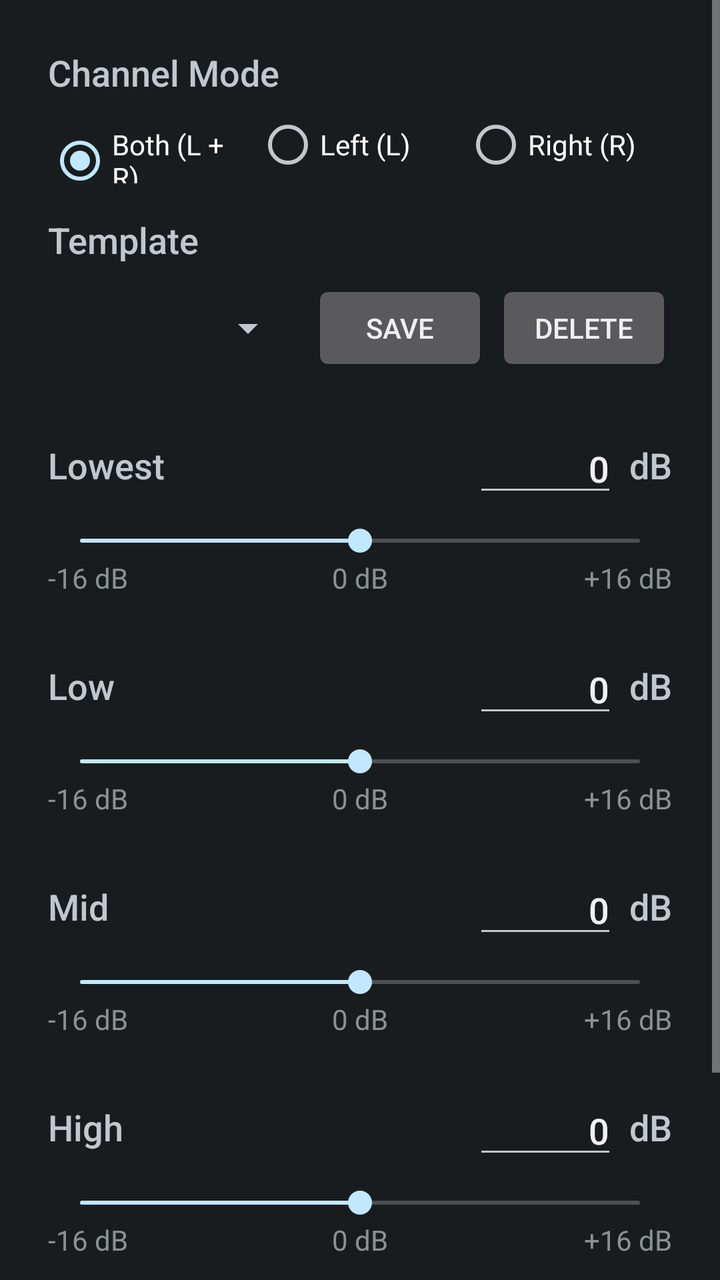
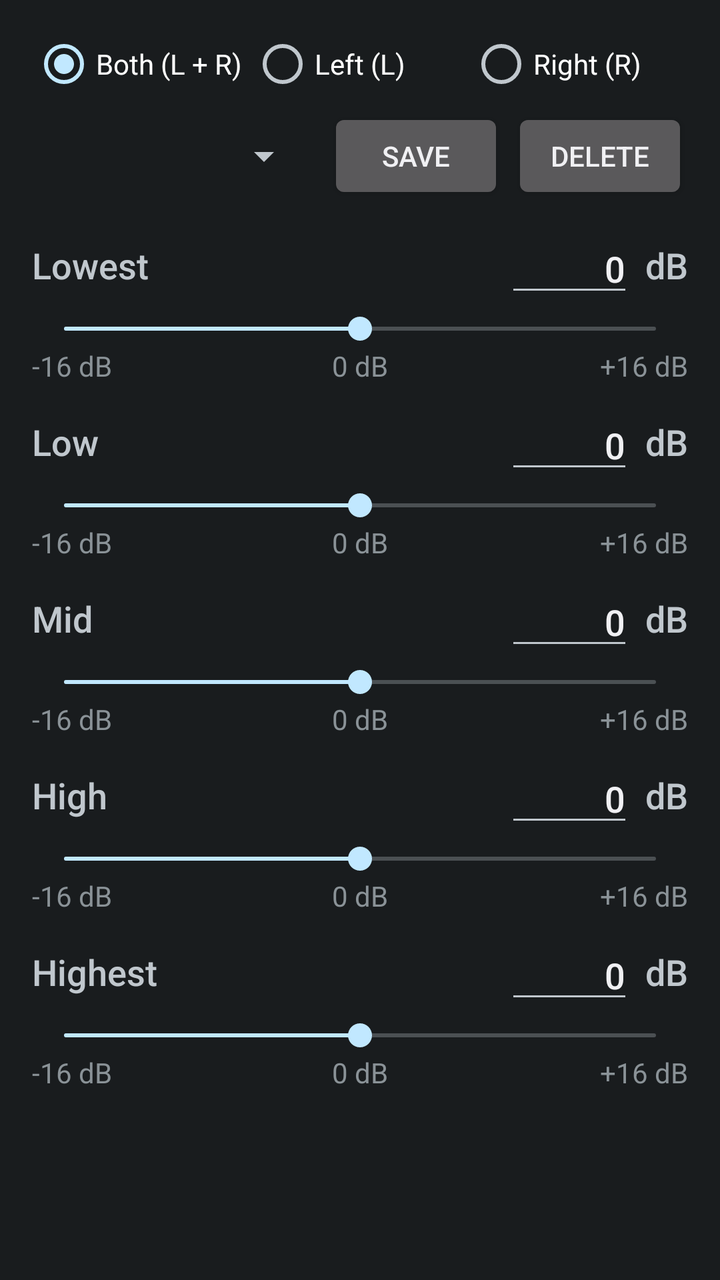

Screens rendered from an Android XML layout before and after an edit, with the pre-edit source and the edit as a unified diff.
<!-- AndroidManifest.xml: application theme android:Theme.DeviceDefault -->
<!-- res/layout/activity_main.xml -->
<?xml version="1.0" encoding="utf-8"?>
<ScrollView xmlns:android="http://schemas.android.com/apk/res/android"
    android:layout_width="match_parent"
    android:layout_height="match_parent"
    android:fillViewport="true">

    <LinearLayout
        android:layout_width="match_parent"
        android:layout_height="wrap_content"
        android:orientation="vertical"
        android:padding="24dp">

        
        <TextView
            style="?android:attr/textAppearanceMedium"
            android:layout_width="wrap_content"
            android:layout_height="wrap_content"
            android:text="@string/channel_label" />

        <RadioGroup
            android:id="@+id/radio_group_channel"
            android:layout_width="match_parent"
            android:layout_height="wrap_content"
            android:layout_marginTop="8dp"
            android:orientation="horizontal">

            <RadioButton
                android:id="@+id/radio_channel_both"
                android:layout_width="0dp"
                android:layout_height="wrap_content"
                android:layout_weight="1"
                android:checked="true"
                android:text="@string/channel_both" />

            <RadioButton
                android:id="@+id/radio_channel_left"
                android:layout_width="0dp"
                android:layout_height="wrap_content"
                android:layout_weight="1"
                android:text="@string/channel_left" />

            <RadioButton
                android:id="@+id/radio_channel_right"
                android:layout_width="0dp"
                android:layout_height="wrap_content"
                android:layout_weight="1"
                android:text="@string/channel_right" />
        </RadioGroup>

        
        <TextView
            style="?android:attr/textAppearanceMedium"
            android:layout_width="wrap_content"
            android:layout_height="wrap_content"
            android:layout_marginTop="16dp"
            android:text="@string/preset_label" />

        <LinearLayout
            android:layout_width="match_parent"
            android:layout_height="wrap_content"
            android:layout_marginTop="8dp"
            android:gravity="center_vertical"
            android:orientation="horizontal">

            <Spinner
                android:id="@+id/spinner_presets"
                android:layout_width="0dp"
                android:layout_height="wrap_content"
                android:layout_weight="1" />

            <Button
                android:id="@+id/btn_save_template"
                android:layout_width="wrap_content"
                android:layout_height="wrap_content"
                android:layout_marginStart="8dp"
                android:text="@string/save_template" />

            <Button
                android:id="@+id/btn_delete_template"
                android:layout_width="wrap_content"
                android:layout_height="wrap_content"
                android:layout_marginStart="4dp"
                android:text="@string/delete_template" />
        </LinearLayout>

        
        <LinearLayout
            android:layout_width="match_parent"
            android:layout_height="wrap_content"
            android:layout_marginTop="24dp"
            android:gravity="center_vertical"
            android:orientation="horizontal">

            <TextView
                android:id="@+id/text_lowest_label"
                style="?android:attr/textAppearanceMedium"
                android:layout_width="0dp"
                android:layout_height="wrap_content"
                android:layout_weight="1"
                android:text="@string/band_lowest_label" />

            <EditText
                android:id="@+id/edit_lowest_db"
                android:layout_width="72dp"
                android:layout_height="wrap_content"
                android:gravity="end"
                android:hint="@string/input_hint"
                android:imeOptions="actionDone"
                android:importantForAutofill="no"
                android:inputType="numberSigned"
                android:maxLength="3"
                android:singleLine="true"
                android:text="0" />

            <TextView
                style="?android:attr/textAppearanceMedium"
                android:layout_width="wrap_content"
                android:layout_height="wrap_content"
                android:layout_marginStart="6dp"
                android:text="@string/db_unit" />
        </LinearLayout>

        <SeekBar
            android:id="@+id/seek_lowest"
            android:layout_width="match_parent"
            android:layout_height="wrap_content"
            android:layout_marginTop="8dp"
            android:max="32"
            android:progress="16" />

        <LinearLayout
            android:layout_width="match_parent"
            android:layout_height="wrap_content"
            android:orientation="horizontal">

            <TextView
                style="?android:attr/textAppearanceSmall"
                android:layout_width="0dp"
                android:layout_height="wrap_content"
                android:layout_weight="1"
                android:text="@string/min_db" />

            <TextView
                style="?android:attr/textAppearanceSmall"
                android:layout_width="0dp"
                android:layout_height="wrap_content"
                android:layout_weight="1"
                android:gravity="center"
                android:text="@string/zero_db" />

            <TextView
                style="?android:attr/textAppearanceSmall"
                android:layout_width="0dp"
                android:layout_height="wrap_content"
                android:layout_weight="1"
                android:gravity="end"
                android:text="@string/max_db" />
        </LinearLayout>

        
        <LinearLayout
            android:layout_width="match_parent"
            android:layout_height="wrap_content"
            android:layout_marginTop="24dp"
            android:gravity="center_vertical"
            android:orientation="horizontal">

            <TextView
                android:id="@+id/text_low_label"
                style="?android:attr/textAppearanceMedium"
                android:layout_width="0dp"
                android:layout_height="wrap_content"
                android:layout_weight="1"
                android:text="@string/band_low_label" />

            <EditText
                android:id="@+id/edit_low_db"
                android:layout_width="72dp"
                android:layout_height="wrap_content"
                android:gravity="end"
                android:hint="@string/input_hint"
                android:imeOptions="actionDone"
                android:importantForAutofill="no"
                android:inputType="numberSigned"
                android:maxLength="3"
                android:singleLine="true"
                android:text="0" />

            <TextView
                style="?android:attr/textAppearanceMedium"
                android:layout_width="wrap_content"
                android:layout_height="wrap_content"
                android:layout_marginStart="6dp"
                android:text="@string/db_unit" />
        </LinearLayout>

        <SeekBar
            android:id="@+id/seek_low"
            android:layout_width="match_parent"
            android:layout_height="wrap_content"
            android:layout_marginTop="8dp"
            android:max="32"
            android:progress="16" />

        <LinearLayout
            android:layout_width="match_parent"
            android:layout_height="wrap_content"
            android:orientation="horizontal">

            <TextView
                style="?android:attr/textAppearanceSmall"
                android:layout_width="0dp"
                android:layout_height="wrap_content"
                android:layout_weight="1"
                android:text="@string/min_db" />

            <TextView
                style="?android:attr/textAppearanceSmall"
                android:layout_width="0dp"
                android:layout_height="wrap_content"
                android:layout_weight="1"
                android:gravity="center"
                android:text="@string/zero_db" />

            <TextView
                style="?android:attr/textAppearanceSmall"
                android:layout_width="0dp"
                android:layout_height="wrap_content"
                android:layout_weight="1"
                android:gravity="end"
                android:text="@string/max_db" />
        </LinearLayout>

        
        <LinearLayout
            android:layout_width="match_parent"
            android:layout_height="wrap_content"
            android:layout_marginTop="24dp"
            android:gravity="center_vertical"
            android:orientation="horizontal">

            <TextView
                android:id="@+id/text_mid_label"
                style="?android:attr/textAppearanceMedium"
                android:layout_width="0dp"
                android:layout_height="wrap_content"
                android:layout_weight="1"
                android:text="@string/band_mid_label" />

            <EditText
                android:id="@+id/edit_mid_db"
                android:layout_width="72dp"
                android:layout_height="wrap_content"
                android:gravity="end"
                android:hint="@string/input_hint"
                android:imeOptions="actionDone"
                android:importantForAutofill="no"
                android:inputType="numberSigned"
                android:maxLength="3"
                android:singleLine="true"
                android:text="0" />

            <TextView
                style="?android:attr/textAppearanceMedium"
                android:layout_width="wrap_content"
                android:layout_height="wrap_content"
                android:layout_marginStart="6dp"
                android:text="@string/db_unit" />
        </LinearLayout>

        <SeekBar
            android:id="@+id/seek_mid"
            android:layout_width="match_parent"
            android:layout_height="wrap_content"
            android:layout_marginTop="8dp"
            android:max="32"
            android:progress="16" />

        <LinearLayout
            android:layout_width="match_parent"
            android:layout_height="wrap_content"
            android:orientation="horizontal">

            <TextView
                style="?android:attr/textAppearanceSmall"
                android:layout_width="0dp"
                android:layout_height="wrap_content"
                android:layout_weight="1"
                android:text="@string/min_db" />

            <TextView
                style="?android:attr/textAppearanceSmall"
                android:layout_width="0dp"
                android:layout_height="wrap_content"
                android:layout_weight="1"
                android:gravity="center"
                android:text="@string/zero_db" />

            <TextView
                style="?android:attr/textAppearanceSmall"
                android:layout_width="0dp"
                android:layout_height="wrap_content"
                android:layout_weight="1"
                android:gravity="end"
                android:text="@string/max_db" />
        </LinearLayout>

        
        <LinearLayout
            android:layout_width="match_parent"
            android:layout_height="wrap_content"
            android:layout_marginTop="24dp"
            android:gravity="center_vertical"
            android:orientation="horizontal">

            <TextView
                android:id="@+id/text_high_label"
                style="?android:attr/textAppearanceMedium"
                android:layout_width="0dp"
                android:layout_height="wrap_content"
                android:layout_weight="1"
                android:text="@string/band_high_label" />

            <EditText
                android:id="@+id/edit_high_db"
                android:layout_width="72dp"
                android:layout_height="wrap_content"
                android:gravity="end"
                android:hint="@string/input_hint"
                android:imeOptions="actionDone"
                android:importantForAutofill="no"
                android:inputType="numberSigned"
                android:maxLength="3"
                android:singleLine="true"
                android:text="0" />

            <TextView
                style="?android:attr/textAppearanceMedium"
                android:layout_width="wrap_content"
                android:layout_height="wrap_content"
                android:layout_marginStart="6dp"
                android:text="@string/db_unit" />
        </LinearLayout>

        <SeekBar
            android:id="@+id/seek_high"
            android:layout_width="match_parent"
            android:layout_height="wrap_content"
            android:layout_marginTop="8dp"
            android:max="32"
            android:progress="16" />

        <LinearLayout
            android:layout_width="match_parent"
            android:layout_height="wrap_content"
            android:orientation="horizontal">

            <TextView
                style="?android:attr/textAppearanceSmall"
                android:layout_width="0dp"
                android:layout_height="wrap_content"
                android:layout_weight="1"
                android:text="@string/min_db" />

            <TextView
                style="?android:attr/textAppearanceSmall"
                android:layout_width="0dp"
                android:layout_height="wrap_content"
                android:layout_weight="1"
                android:gravity="center"
                android:text="@string/zero_db" />

            <TextView
                style="?android:attr/textAppearanceSmall"
                android:layout_width="0dp"
                android:layout_height="wrap_content"
                android:layout_weight="1"
                android:gravity="end"
                android:text="@string/max_db" />
        </LinearLayout>

        
        <LinearLayout
            android:layout_width="match_parent"
            android:layout_height="wrap_content"
            android:layout_marginTop="24dp"
            android:gravity="center_vertical"
            android:orientation="horizontal">

            <TextView
                android:id="@+id/text_highest_label"
                style="?android:attr/textAppearanceMedium"
                android:layout_width="0dp"
                android:layout_height="wrap_content"
                android:layout_weight="1"
                android:text="@string/band_highest_label" />

            <EditText
                android:id="@+id/edit_highest_db"
                android:layout_width="72dp"
                android:layout_height="wrap_content"
                android:gravity="end"
                android:hint="@string/input_hint"
                android:imeOptions="actionDone"
                android:importantForAutofill="no"
                android:inputType="numberSigned"
                android:maxLength="3"
                android:singleLine="true"
                android:text="0" />

            <TextView
                style="?android:attr/textAppearanceMedium"
                android:layout_width="wrap_content"
                android:layout_height="wrap_content"
                android:layout_marginStart="6dp"
                android:text="@string/db_unit" />
        </LinearLayout>

        <SeekBar
            android:id="@+id/seek_highest"
            android:layout_width="match_parent"
            android:layout_height="wrap_content"
            android:layout_marginTop="8dp"
            android:max="32"
            android:progress="16" />

        <LinearLayout
            android:layout_width="match_parent"
            android:layout_height="wrap_content"
            android:orientation="horizontal">

            <TextView
                style="?android:attr/textAppearanceSmall"
                android:layout_width="0dp"
                android:layout_height="wrap_content"
                android:layout_weight="1"
                android:text="@string/min_db" />

            <TextView
                style="?android:attr/textAppearanceSmall"
                android:layout_width="0dp"
                android:layout_height="wrap_content"
                android:layout_weight="1"
                android:gravity="center"
                android:text="@string/zero_db" />

            <TextView
                style="?android:attr/textAppearanceSmall"
                android:layout_width="0dp"
                android:layout_height="wrap_content"
                android:layout_weight="1"
                android:gravity="end"
                android:text="@string/max_db" />
        </LinearLayout>

    </LinearLayout>
</ScrollView>
<!-- resources referenced by this layout -->
<resources>
  <string name="band_high_label">High</string>
  <string name="band_highest_label">Highest</string>
  <string name="band_low_label">Low</string>
  <string name="band_lowest_label">Lowest</string>
  <string name="band_mid_label">Mid</string>
  <string name="channel_both">Both (L + R)</string>
  <string name="channel_label">Channel Mode</string>
  <string name="channel_left">Left (L)</string>
  <string name="channel_right">Right (R)</string>
  <string name="db_unit">dB</string>
  <string name="delete_template">Delete</string>
  <string name="input_hint">0</string>
  <string name="max_db">+16 dB</string>
  <string name="min_db">-16 dB</string>
  <string name="preset_label">Template</string>
  <string name="save_template">Save</string>
  <string name="zero_db">0 dB</string>
</resources>

<!-- the commit's change to res/layout/activity_main.xml (unified diff, before → after) -->
@@ -8,20 +8,13 @@
         android:layout_width="match_parent"
         android:layout_height="wrap_content"
         android:orientation="vertical"
-        android:padding="24dp">
-
-        
-        <TextView
-            style="?android:attr/textAppearanceMedium"
-            android:layout_width="wrap_content"
-            android:layout_height="wrap_content"
-            android:text="@string/channel_label" />
-
+        android:padding="16dp">
+
+        
         <RadioGroup
             android:id="@+id/radio_group_channel"
             android:layout_width="match_parent"
             android:layout_height="wrap_content"
-            android:layout_marginTop="8dp"
             android:orientation="horizontal">
 
             <RadioButton
@@ -48,17 +41,10 @@
         </RadioGroup>
 
         
-        <TextView
-            style="?android:attr/textAppearanceMedium"
-            android:layout_width="wrap_content"
-            android:layout_height="wrap_content"
-            android:layout_marginTop="16dp"
-            android:text="@string/preset_label" />
-
-        <LinearLayout
-            android:layout_width="match_parent"
-            android:layout_height="wrap_content"
-            android:layout_marginTop="8dp"
+        <LinearLayout
+            android:layout_width="match_parent"
+            android:layout_height="wrap_content"
+            android:layout_marginTop="6dp"
             android:gravity="center_vertical"
             android:orientation="horizontal">
 
@@ -87,7 +73,7 @@
         <LinearLayout
             android:layout_width="match_parent"
             android:layout_height="wrap_content"
-            android:layout_marginTop="24dp"
+            android:layout_marginTop="10dp"
             android:gravity="center_vertical"
             android:orientation="horizontal">
 
@@ -101,7 +87,7 @@
 
             <EditText
                 android:id="@+id/edit_lowest_db"
-                android:layout_width="72dp"
+                android:layout_width="64dp"
                 android:layout_height="wrap_content"
                 android:gravity="end"
                 android:hint="@string/input_hint"
@@ -124,7 +110,7 @@
             android:id="@+id/seek_lowest"
             android:layout_width="match_parent"
             android:layout_height="wrap_content"
-            android:layout_marginTop="8dp"
+            android:layout_marginTop="2dp"
             android:max="32"
             android:progress="16" />
 
@@ -161,7 +147,7 @@
         <LinearLayout
             android:layout_width="match_parent"
             android:layout_height="wrap_content"
-            android:layout_marginTop="24dp"
+            android:layout_marginTop="8dp"
             android:gravity="center_vertical"
             android:orientation="horizontal">
 
@@ -175,7 +161,7 @@
 
             <EditText
                 android:id="@+id/edit_low_db"
-                android:layout_width="72dp"
+                android:layout_width="64dp"
                 android:layout_height="wrap_content"
                 android:gravity="end"
                 android:hint="@string/input_hint"
@@ -198,7 +184,7 @@
             android:id="@+id/seek_low"
             android:layout_width="match_parent"
             android:layout_height="wrap_content"
-            android:layout_marginTop="8dp"
+            android:layout_marginTop="2dp"
             android:max="32"
             android:progress="16" />
 
@@ -235,7 +221,7 @@
         <LinearLayout
             android:layout_width="match_parent"
             android:layout_height="wrap_content"
-            android:layout_marginTop="24dp"
+            android:layout_marginTop="8dp"
             android:gravity="center_vertical"
             android:orientation="horizontal">
 
@@ -249,7 +235,7 @@
 
             <EditText
                 android:id="@+id/edit_mid_db"
-                android:layout_width="72dp"
+                android:layout_width="64dp"
                 android:layout_height="wrap_content"
                 android:gravity="end"
                 android:hint="@string/input_hint"
@@ -272,7 +258,7 @@
             android:id="@+id/seek_mid"
             android:layout_width="match_parent"
             android:layout_height="wrap_content"
-            android:layout_marginTop="8dp"
+            android:layout_marginTop="2dp"
             android:max="32"
             android:progress="16" />
 
@@ -309,7 +295,7 @@
         <LinearLayout
             android:layout_width="match_parent"
             android:layout_height="wrap_content"
-            android:layout_marginTop="24dp"
+            android:layout_marginTop="8dp"
             android:gravity="center_vertical"
             android:orientation="horizontal">
 
@@ -323,7 +309,7 @@
 
             <EditText
                 android:id="@+id/edit_high_db"
-                android:layout_width="72dp"
+                android:layout_width="64dp"
                 android:layout_height="wrap_content"
                 android:gravity="end"
                 android:hint="@string/input_hint"
@@ -346,7 +332,7 @@
             android:id="@+id/seek_high"
             android:layout_width="match_parent"
             android:layout_height="wrap_content"
-            android:layout_marginTop="8dp"
+            android:layout_marginTop="2dp"
             android:max="32"
             android:progress="16" />
 
@@ -383,7 +369,7 @@
         <LinearLayout
             android:layout_width="match_parent"
             android:layout_height="wrap_content"
-            android:layout_marginTop="24dp"
+            android:layout_marginTop="8dp"
             android:gravity="center_vertical"
             android:orientation="horizontal">
 
@@ -397,7 +383,7 @@
 
             <EditText
                 android:id="@+id/edit_highest_db"
-                android:layout_width="72dp"
+                android:layout_width="64dp"
                 android:layout_height="wrap_content"
                 android:gravity="end"
                 android:hint="@string/input_hint"
@@ -420,7 +406,7 @@
             android:id="@+id/seek_highest"
             android:layout_width="match_parent"
             android:layout_height="wrap_content"
-            android:layout_marginTop="8dp"
+            android:layout_marginTop="2dp"
             android:max="32"
             android:progress="16" />
 
<!-- resource entries referenced after the edit -->
@@ -6,7 +6,6 @@
   <string name="band_lowest_label">Lowest</string>
   <string name="band_mid_label">Mid</string>
   <string name="channel_both">Both (L + R)</string>
-  <string name="channel_label">Channel Mode</string>
   <string name="channel_left">Left (L)</string>
   <string name="channel_right">Right (R)</string>
   <string name="db_unit">dB</string>
@@ -14,7 +13,6 @@
   <string name="input_hint">0</string>
   <string name="max_db">+16 dB</string>
   <string name="min_db">-16 dB</string>
-  <string name="preset_label">Template</string>
   <string name="save_template">Save</string>
   <string name="zero_db">0 dB</string>
 </resources>
